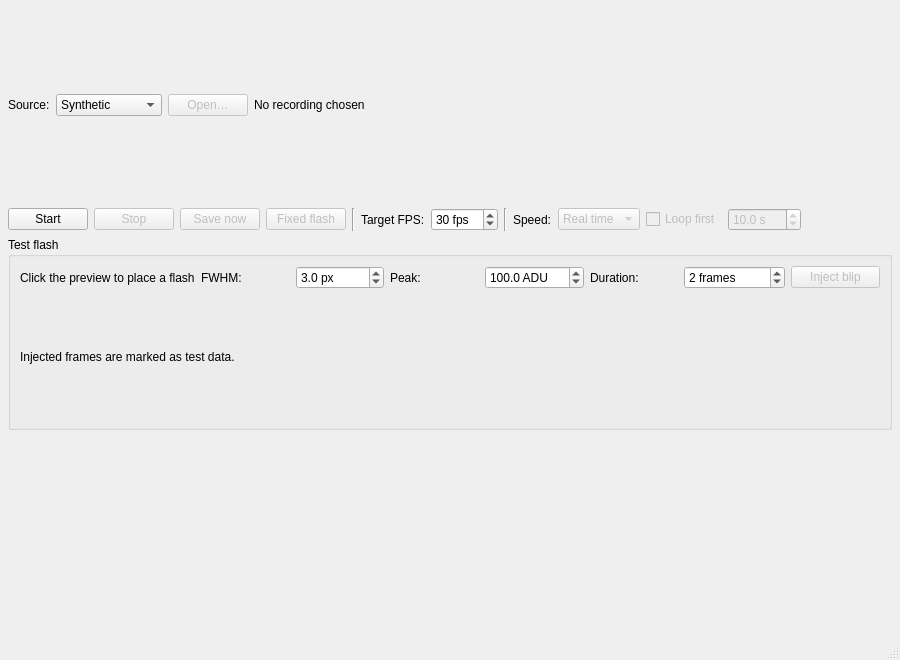
First picture: the form in mainwindow.ui, repository ppissias/SeleneWatch, before the edit.
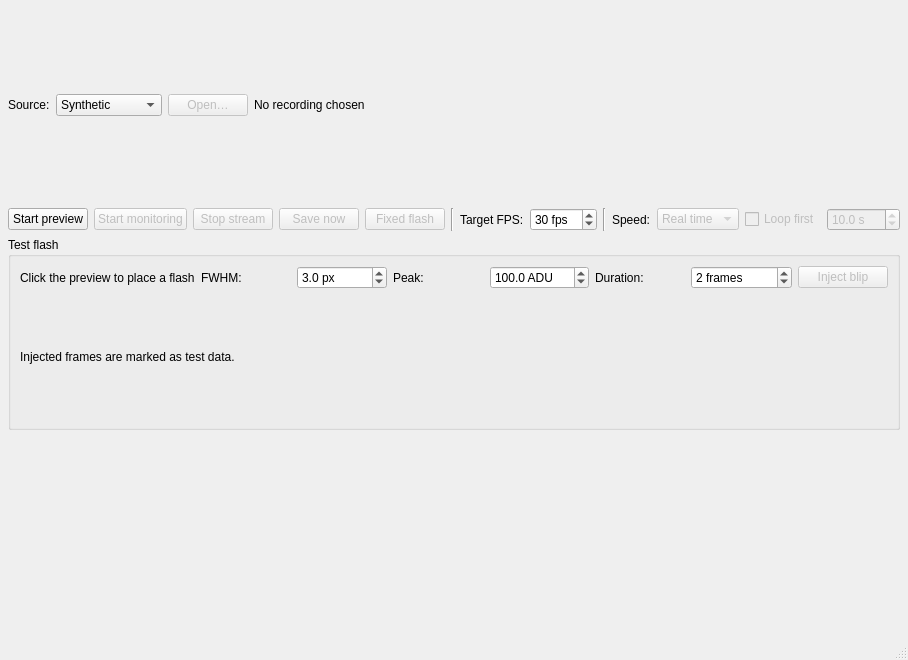
Second picture: the form after the edit. Custom widgets are drawn as their Qt base class.

Commit message: Feature-10: add Preview tuning and Monitoring capture modes

What changed in the file:
```diff
--- a/mainwindow.ui
+++ b/mainwindow.ui
@@ -83,17 +83,24 @@
       <item>
        <widget class="QPushButton" name="startButton">
         <property name="text">
-         <string>Start</string>
+         <string>Start preview</string>
         </property>
        </widget>
       </item>
+      <item>
+       <widget class="QPushButton" name="monitoringButton">
+        <property name="enabled"><bool>false</bool></property>
+        <property name="text"><string>Start monitoring</string></property>
+        <property name="toolTip"><string>Enable automatic event capture and manual Save now. Stop monitoring returns to Preview.</string></property>
+       </widget>
+      </item>
       <item>
        <widget class="QPushButton" name="stopButton">
         <property name="enabled">
          <bool>false</bool>
         </property>
         <property name="text">
-         <string>Stop</string>
+         <string>Stop stream</string>
         </property>
        </widget>
       </item>
```
The commit also changes 32 other files.
